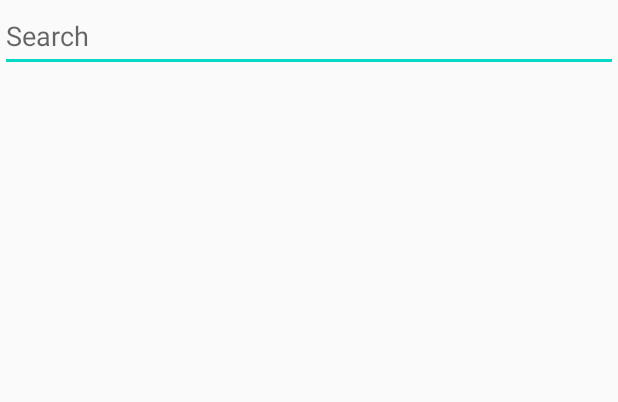
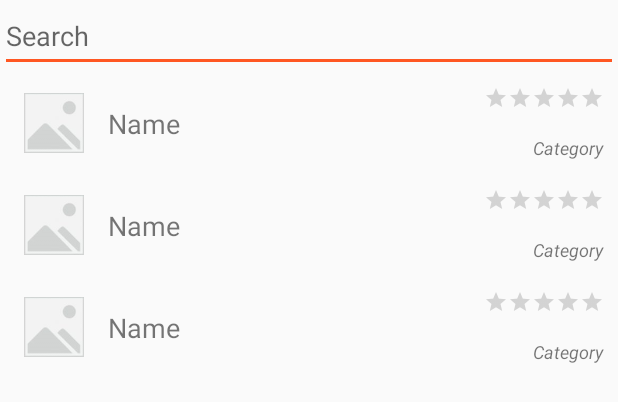
Before and after one commit to BmePictureTeam/android-app, an Android app: the layout image_list_tab.xml on its own in the app's theme, with its tools: preview values and no code run, on a phone screen of 412 x 824 dp. Shown: the top 402 px of the screen. Run offline under Robolectric (Android 15) with nearby library versions, the phone set to English and light mode, and no system bars; network calls fail.

Commit message:
végső utáni funkció megvalósítások

```diff
--- a/app/src/main/java/hu/bme/aut/pictureteam/services/PictureInteractions.kt
+++ b/app/src/main/java/hu/bme/aut/pictureteam/services/PictureInteractions.kt
@@ -17,13 +17,14 @@ class UploadException(msg: String) : Exception(msg)
 
 object PictureInteractions {
     var cacheDir: File? = null
+    const val PICTURE_LIMIT: Int = 5
 
-    suspend fun search(offset: Int? = 0, text: String? = null): List<Picture> {
+    suspend fun search(offset: Int = 0, text: String? = null): List<Picture> {
         val images: List<Picture>
 
         val api: Api = Api.getInstance()
 
-        images = api.searchPictures(offset ?: 0, 10, search = text).images.map { pic ->
+        images = api.searchPictures(offset, PICTURE_LIMIT, search = text).images.map { pic ->
             val rating = Api.getInstance().getPictureRating(pic.id)
 
             Picture(
--- a/app/src/main/java/hu/bme/aut/pictureteam/ui/main/pictureList/PictureAdapter.kt
+++ b/app/src/main/java/hu/bme/aut/pictureteam/ui/main/pictureList/PictureAdapter.kt
@@ -42,6 +42,11 @@ class PictureAdapter internal constructor(private val listener: OnPictureSelecte
         notifyDataSetChanged()
     }
 
+    fun addPictures(pictures: MutableList<Picture>) {
+        this.pictures.addAll(pictures)
+        notifyDataSetChanged()
+    }
+
     fun setBitmap(id: String, bitmap: Bitmap) {
         this.bitmaps[id] = bitmap
         notifyDataSetChanged()
--- a/app/src/main/res/layout/image_list.xml
+++ /dev/null
@@ -1,15 +0,0 @@
-<?xml version="1.0" encoding="utf-8"?>
-<androidx.swiperefreshlayout.widget.SwipeRefreshLayout xmlns:android="http://schemas.android.com/apk/res/android"
-    android:id="@+id/image_refresh"
-    android:layout_width="match_parent"
-    android:layout_height="match_parent">
-
-
-    <androidx.recyclerview.widget.RecyclerView xmlns:tools="http://schemas.android.com/tools"
-        android:id="@+id/recyclerview"
-        android:layout_width="match_parent"
-        android:layout_height="match_parent"
-        tools:listitem="@layout/image_row">
-
-    </androidx.recyclerview.widget.RecyclerView>
-</androidx.swiperefreshlayout.widget.SwipeRefreshLayout>
--- a/app/src/main/res/layout/image_list_tab.xml
+++ b/app/src/main/res/layout/image_list_tab.xml
@@ -6,37 +6,36 @@
     android:layout_height="match_parent"
     android:orientation="vertical">
 
-    <androidx.constraintlayout.widget.ConstraintLayout
-        android:id="@+id/constraintLayout2"
-        android:layout_width="match_parent"
-        android:layout_height="48dp"
-        app:layout_constraintEnd_toEndOf="parent"
-        app:layout_constraintStart_toStartOf="parent"
-        app:layout_constraintTop_toTopOf="parent">
-
         <EditText
             android:id="@+id/search_text"
             android:layout_width="match_parent"
-            android:layout_height="match_parent"
+            android:layout_height="48dp"
             android:autofillHints=""
             android:hint="@string/search"
             android:inputType="text"
-            app:layout_constraintBottom_toBottomOf="parent"
             app:layout_constraintRight_toRightOf="parent"
             app:layout_constraintStart_toStartOf="parent"
             app:layout_constraintTop_toTopOf="parent"
             tools:ignore="LabelFor" />
 
-    </androidx.constraintlayout.widget.ConstraintLayout>
+    <androidx.swiperefreshlayout.widget.SwipeRefreshLayout
+        android:id="@+id/image_refresh"
+        android:layout_width="match_parent"
+        android:layout_height="0dp"
+        app:layout_constraintTop_toBottomOf="@+id/search_text"
+        app:layout_constraintLeft_toLeftOf="parent"
+        app:layout_constraintRight_toRightOf="parent"
+        app:layout_constraintBottom_toBottomOf="parent">
 
-    <LinearLayout
-        android:layout_width="match_parent"
-        android:layout_height="wrap_content"
-        app:layout_constraintTop_toBottomOf="@+id/constraintLayout2">
+        <androidx.recyclerview.widget.RecyclerView
+            android:id="@+id/recyclerview"
+            android:layout_width="match_parent"
+            android:layout_height="wrap_content"
+            tools:listitem="@layout/image_row">
+
+        </androidx.recyclerview.widget.RecyclerView>
+    </androidx.swiperefreshlayout.widget.SwipeRefreshLayout>
 
 
-        <include layout="@layout/image_list" />
-
-    </LinearLayout>
 
 </androidx.constraintlayout.widget.ConstraintLayout>
--- a/app/src/main/res/values/colors.xml
+++ b/app/src/main/res/values/colors.xml
@@ -1,6 +1,6 @@
 <?xml version="1.0" encoding="utf-8"?>
 <resources>
-    <color name="colorPrimary">#6200EE</color>
-    <color name="colorPrimaryDark">#3700B3</color>
-    <color name="colorAccent">#03DAC5</color>
+    <color name="colorPrimary">#0632D1</color>
+    <color name="colorPrimaryDark">#000893</color>
+    <color name="colorAccent">#FF5722</color>
 </resources>
```
Also changed, not shown: app/src/main/java/hu/bme/aut/pictureteam/ui/main/pictureList/PictureListView.kt (+29 -5 lines), app/src/main/java/hu/bme/aut/pictureteam/ui/main/userRatingList/UserRatingListView.kt (+3 -4 lines).
